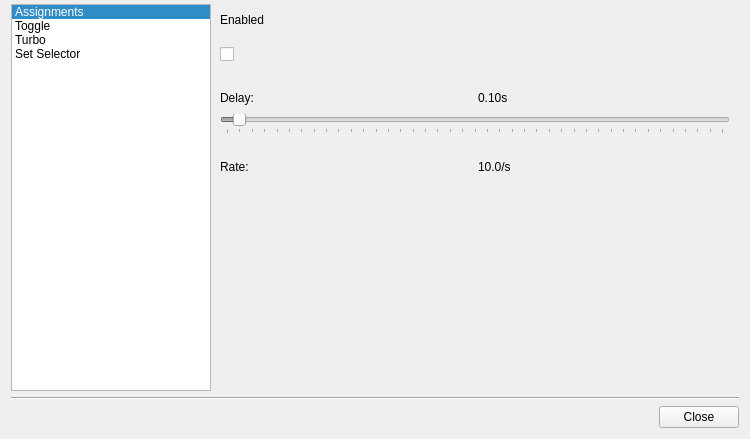
Above: src/advancebuttondialog.ui from AntiMicroX/antimicrox before the change. Below: the same form after it.
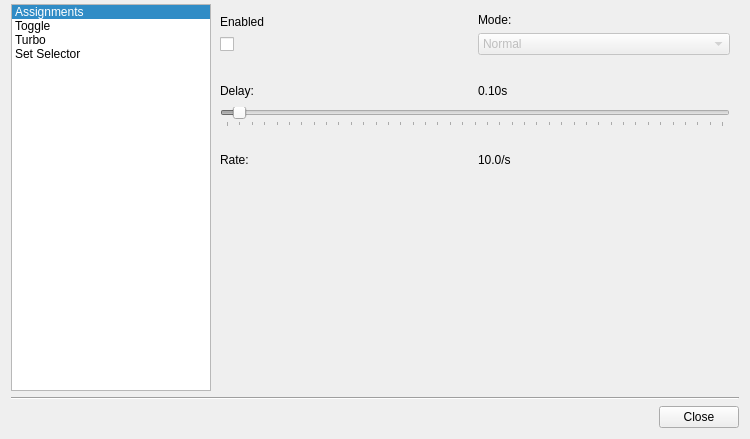
That is the form after the change. The open tabs and pages were chosen to show the change. Icons and pictures are not drawn.

Commit message: Added turbo mode configuration options in the program. Turbo mode can be saved to a profile.

```diff
--- a/src/advancebuttondialog.ui
+++ b/src/advancebuttondialog.ui
@@ -734,16 +734,12 @@
         </layout>
        </widget>
        <widget class="QWidget" name="page_3">
+        <layout class="QVBoxLayout" name="verticalLayout_10">
+         <item>
+          <layout class="QHBoxLayout" name="horizontalLayout_8">
+           <item>
         <layout class="QVBoxLayout" name="verticalLayout_4">
          <item>
-          <layout class="QVBoxLayout" name="verticalLayout_3" stretch="0,0">
-           <property name="spacing">
-            <number>20</number>
-           </property>
-           <property name="topMargin">
-            <number>0</number>
-           </property>
-           <item>
             <widget class="QLabel" name="label">
              <property name="sizePolicy">
               <sizepolicy hsizetype="Preferred" vsizetype="Fixed">
@@ -766,6 +762,47 @@
           </layout>
          </item>
          <item>
+            <layout class="QVBoxLayout" name="verticalLayout_3">
+             <item>
+              <widget class="QLabel" name="turboModeLabel">
+               <property name="sizePolicy">
+                <sizepolicy hsizetype="Preferred" vsizetype="Fixed">
+                 <horstretch>0</horstretch>
+                 <verstretch>0</verstretch>
+                </sizepolicy>
+               </property>
+               <property name="text">
+                <string>Mode:</string>
+               </property>
+              </widget>
+             </item>
+             <item>
+              <widget class="QComboBox" name="turboModeComboBox">
+               <property name="enabled">
+                <bool>false</bool>
+               </property>
+               <item>
+                <property name="text">
+                 <string>Normal</string>
+                </property>
+               </item>
+               <item>
+                <property name="text">
+                 <string>Gradient</string>
+                </property>
+               </item>
+               <item>
+                <property name="text">
+                 <string>Pulse</string>
+                </property>
+               </item>
+              </widget>
+             </item>
+            </layout>
+           </item>
+          </layout>
+         </item>
+         <item>
           <spacer name="verticalSpacer">
            <property name="orientation">
             <enum>Qt::Vertical</enum>
```
Left out of the diff: 2 changed lines with no effect on the pictures. Lines whose indentation alone changed are shown as unchanged. The commit also changes 8 other files.
